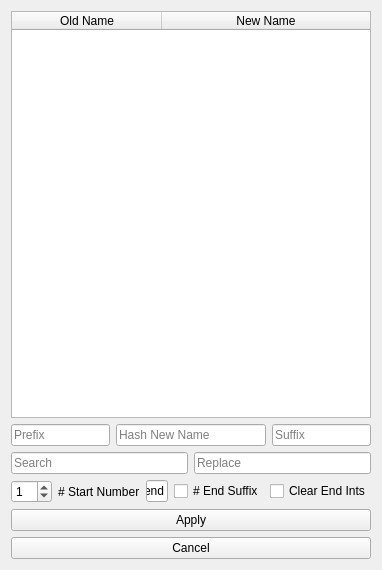
Old version of the form Contents/scripts/takRenamer/gui/widgets/main.ui in the repository LEESANGTAK/takRenamer.
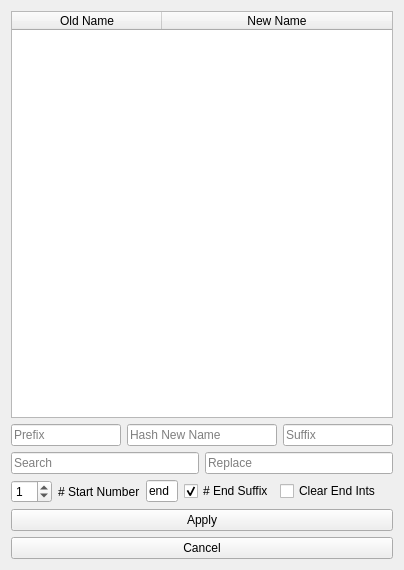
New version of the form.

Diff of the .ui file:
```diff
--- a/Contents/scripts/takRenamer/gui/widgets/main.ui
+++ b/Contents/scripts/takRenamer/gui/widgets/main.ui
@@ -6,7 +6,7 @@
    <rect>
     <x>0</x>
     <y>0</y>
-    <width>369</width>
+    <width>404</width>
     <height>570</height>
    </rect>
   </property>
@@ -172,7 +172,7 @@
         <string># End Suffix</string>
        </property>
        <property name="checked">
-        <bool>false</bool>
+        <bool>true</bool>
        </property>
        <property name="tristate">
         <bool>false</bool>
```
